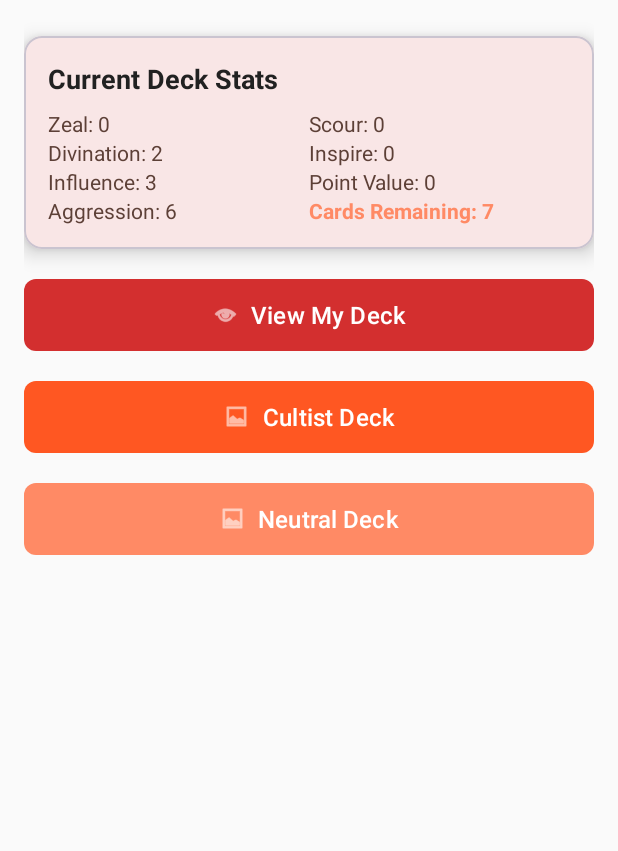
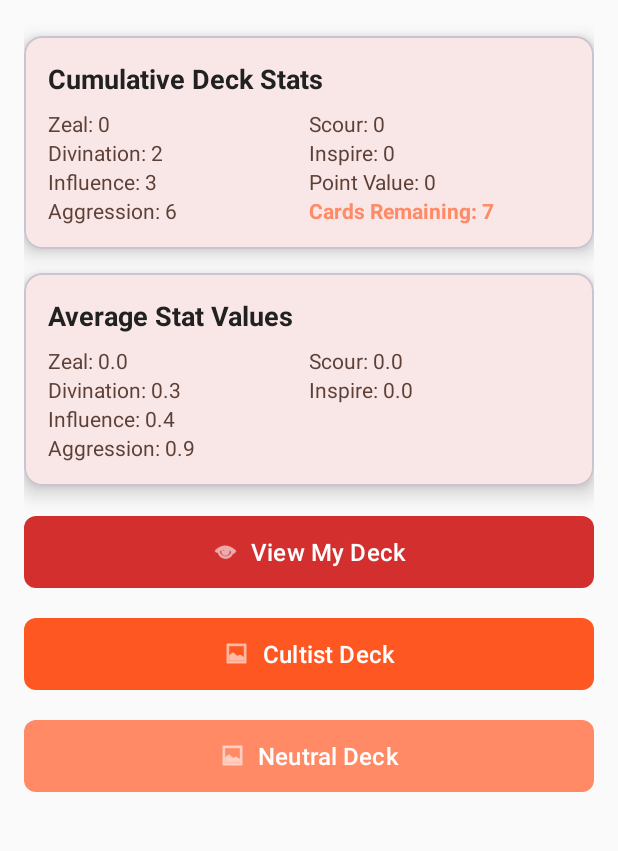
Before and after one commit to kyleshrop/EschatonDeckTracker, an Android app: the screen it shows after launch (MainActivity), on a phone screen of 412 x 824 dp, the part 169-1020 px from its top. Run offline under Robolectric (Android 15) with nearby library versions, the phone set to English and light mode, and no system bars; our stand-ins replace navigation-ui.

Commit message:
Updated Home fragment with a container that averages the card stats within the player's deck.

```diff
--- a/app/src/main/java/com/example/eschatondecktraker/data/PlayerDeck.kt
+++ b/app/src/main/java/com/example/eschatondecktraker/data/PlayerDeck.kt
@@ -89,6 +89,24 @@ class PlayerDeck private constructor(private val context: Context? = null) {
             totalCards = availableCards.size
         )
     }
+
+    fun getAverageStats(): AverageCardStats {
+        val availableCards = getAvailableCards()
+        val totalCards = availableCards.size.toDouble()
+
+        return if (totalCards > 0) {
+            AverageCardStats(
+                zeal = availableCards.sumOf { it.zeal.value } / totalCards,
+                divination = availableCards.sumOf { it.divination.value } / totalCards,
+                influence = availableCards.sumOf { it.influence.value } / totalCards,
+                aggression = availableCards.sumOf { it.aggression.value } / totalCards,
+                scour = availableCards.sumOf { it.scour?.value ?: 0 } / totalCards,
+                inspire = availableCards.sumOf { it.inspire.value } / totalCards
+            )
+        } else {
+            AverageCardStats(0.0, 0.0, 0.0, 0.0, 0.0, 0.0)
+        }
+    }
 }
 
 data class CardStats(
@@ -101,3 +119,12 @@ data class CardStats(
     val pointValue: Int,
     val totalCards: Int
 )
+
+data class AverageCardStats(
+    val zeal: Double,
+    val divination: Double,
+    val influence: Double,
+    val aggression: Double,
+    val scour: Double,
+    val inspire: Double
+)
--- a/app/src/main/java/com/example/eschatondecktraker/ui/HomeFragment.kt
+++ b/app/src/main/java/com/example/eschatondecktraker/ui/HomeFragment.kt
@@ -57,6 +57,14 @@ class HomeFragment : Fragment() {
         binding.tvInspire.text = "Inspire: ${stats.inspire}"
         binding.tvPointValue.text = "Point Value: ${stats.pointValue}"
         binding.tvTotalCards.text = "Cards Remaining: ${stats.totalCards}"
+
+        val avgStats = playerDeck.getAverageStats()
+        binding.tvAvgZeal.text = "Zeal: ${"%.1f".format(avgStats.zeal)}"
+        binding.tvAvgDivination.text = "Divination: ${"%.1f".format(avgStats.divination)}"
+        binding.tvAvgInfluence.text = "Influence: ${"%.1f".format(avgStats.influence)}"
+        binding.tvAvgAggression.text = "Aggression: ${"%.1f".format(avgStats.aggression)}"
+        binding.tvAvgScour.text = "Scour: ${"%.1f".format(avgStats.scour)}"
+        binding.tvAvgInspire.text = "Inspire: ${"%.1f".format(avgStats.inspire)}"
     }
 
     override fun onDestroyView() {
--- a/app/src/main/res/layout/fragment_home.xml
+++ b/app/src/main/res/layout/fragment_home.xml
@@ -39,7 +39,7 @@
             <TextView
                 android:layout_width="match_parent"
                 android:layout_height="wrap_content"
-                android:text="Current Deck Stats"
+                android:text="Cumulative Deck Stats"
                 android:textSize="18sp"
                 android:textStyle="bold"
                 android:textColor="@color/text_primary"
@@ -137,6 +137,104 @@
 
         </com.google.android.material.card.MaterialCardView>
 
+        <com.google.android.material.card.MaterialCardView
+            android:layout_width="match_parent"
+            android:layout_height="wrap_content"
+            android:layout_marginBottom="16dp"
+            app:cardBackgroundColor="@color/card_background"
+            app:cardCornerRadius="12dp"
+            app:cardElevation="8dp">
+
+        <LinearLayout
+            android:layout_width="match_parent"
+            android:layout_height="wrap_content"
+            android:orientation="vertical"
+            android:padding="16dp">
+
+            <TextView
+                android:layout_width="match_parent"
+                android:layout_height="wrap_content"
+                android:text="Average Stat Values"
+                android:textSize="18sp"
+                android:textStyle="bold"
+                android:textColor="@color/text_primary"
+                android:layout_marginBottom="8dp" />
+
+            <LinearLayout
+                android:layout_width="match_parent"
+                android:layout_height="wrap_content"
+                android:orientation="horizontal">
+
+                <LinearLayout
+                    android:layout_width="0dp"
+                    android:layout_height="wrap_content"
+                    android:layout_weight="1"
+                    android:orientation="vertical">
+
+                    <TextView
+                        android:id="@+id/tvAvgZeal"
+                        android:layout_width="match_parent"
+                        android:layout_height="wrap_content"
+                        android:text="Zeal: 0.0"
+                        android:textSize="14sp"
+                        android:textColor="@color/text_secondary" />
+
+                    <TextView
+                        android:id="@+id/tvAvgDivination"
+                        android:layout_width="match_parent"
+                        android:layout_height="wrap_content"
+                        android:text="Divination: 0.0"
+                        android:textSize="14sp"
+                        android:textColor="@color/text_secondary" />
+
+                    <TextView
+                        android:id="@+id/tvAvgInfluence"
+                        android:layout_width="match_parent"
+                        android:layout_height="wrap_content"
+                        android:text="Influence: 0.0"
+                        android:textSize="14sp"
+                        android:textColor="@color/text_secondary" />
+
+                    <TextView
+                        android:id="@+id/tvAvgAggression"
+                        android:layout_width="match_parent"
+                        android:layout_height="wrap_content"
+                        android:text="Aggression: 0.0"
+                        android:textSize="14sp"
+                        android:textColor="@color/text_secondary" />
+
+                </LinearLayout>
+
+                <LinearLayout
+                    android:layout_width="0dp"
+                    android:layout_height="wrap_content"
+                    android:layout_weight="1"
+                    android:orientation="vertical">
+
+                    <TextView
+                        android:id="@+id/tvAvgScour"
+                        android:layout_width="match_parent"
+                        android:layout_height="wrap_content"
+                        android:text="Scour: 0.0"
+                        android:textSize="14sp"
+                        android:textColor="@color/text_secondary" />
+
+                    <TextView
+                        android:id="@+id/tvAvgInspire"
+                        android:layout_width="match_parent"
+                        android:layout_height="wrap_content"
+                        android:text="Inspire: 0.0"
+                        android:textSize="14sp"
+                        android:textColor="@color/text_secondary" />
+
+                </LinearLayout>
+
+            </LinearLayout>
+
+        </LinearLayout>
+
+        </com.google.android.material.card.MaterialCardView>
+
         <com.google.android.material.button.MaterialButton
             android:id="@+id/btnViewDeck"
             android:layout_width="match_parent"
```
